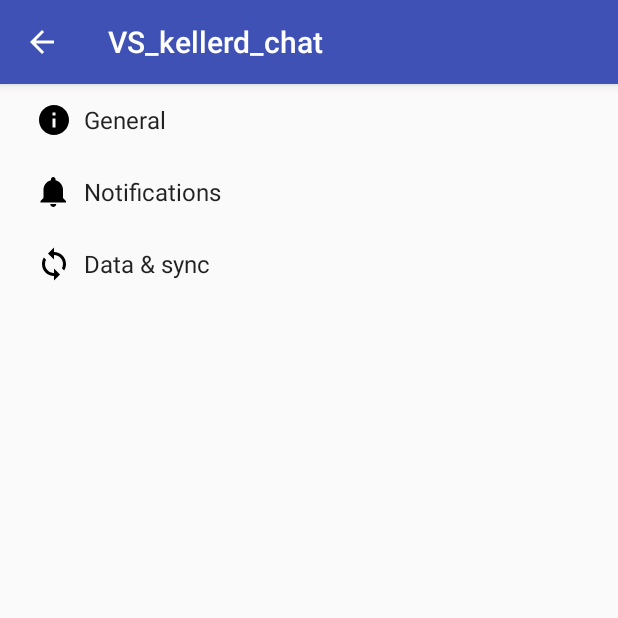
After one commit to phil9987/DistributedSystems16, an Android app: the SettingsActivity screen opened directly, with no data from a screen before it, on a phone screen of 412 x 824 dp, the top half of it. The commit adds this screen. Run offline under Robolectric (Android 15) with nearby library versions, the phone set to English and light mode, and no system bars.

Commit message:
Add ChatActivity & SettingsActivity

```diff
--- a/Assignment_3/vs-kellerd-chat/app/build.gradle
+++ b/Assignment_3/vs-kellerd-chat/app/build.gradle
@@ -25,7 +25,8 @@
         exclude group: 'com.android.support', module: 'support-annotations'
     })
     compile 'com.android.support:appcompat-v7:24.2.1'
+    compile 'com.android.support.constraint:constraint-layout:1.0.0-alpha7'
+    compile 'com.android.support:design:24.2.1'
+    compile 'com.android.support:support-v4:24.2.1'
     testCompile 'junit:junit:4.12'
-    compile 'com.android.support.constraint:constraint-layout:1.0.0-alpha7'
-    compile 'com.android.support:design:24.0.0'
 }
--- a/Assignment_3/vs-kellerd-chat/app/src/main/AndroidManifest.xml
+++ b/Assignment_3/vs-kellerd-chat/app/src/main/AndroidManifest.xml
@@ -15,6 +15,8 @@
                 <category android:name="android.intent.category.LAUNCHER" />
             </intent-filter>
         </activity>
+        <activity android:name=".ChatActivity"></activity>
+        <activity android:name=".SettingsActivity"></activity>
     </application>
 
 </manifest>
--- /dev/null
+++ b/Assignment_3/vs-kellerd-chat/app/src/main/java/ch/ethz/inf/vs/a3/message/AppCompatPreferenceActivity.java
@@ -0,0 +1,109 @@
+package ch.ethz.inf.vs.a3.message;
+
+import android.content.res.Configuration;
+import android.os.Bundle;
+import android.preference.PreferenceActivity;
+import android.support.annotation.LayoutRes;
+import android.support.annotation.Nullable;
+import android.support.v7.app.ActionBar;
+import android.support.v7.app.AppCompatDelegate;
+import android.support.v7.widget.Toolbar;
+import android.view.MenuInflater;
+import android.view.View;
+import android.view.ViewGroup;
+
+/**
+ * A {@link android.preference.PreferenceActivity} which implements and proxies the necessary calls
+ * to be used with AppCompat.
+ */
+public abstract class AppCompatPreferenceActivity extends PreferenceActivity {
+
+    private AppCompatDelegate mDelegate;
+
+    @Override
+    protected void onCreate(Bundle savedInstanceState) {
+        getDelegate().installViewFactory();
+        getDelegate().onCreate(savedInstanceState);
+        super.onCreate(savedInstanceState);
+    }
+
+    @Override
+    protected void onPostCreate(Bundle savedInstanceState) {
+        super.onPostCreate(savedInstanceState);
+        getDelegate().onPostCreate(savedInstanceState);
+    }
+
+    public ActionBar getSupportActionBar() {
+        return getDelegate().getSupportActionBar();
+    }
+
+    public void setSupportActionBar(@Nullable Toolbar toolbar) {
+        getDelegate().setSupportActionBar(toolbar);
+    }
+
+    @Override
+    public MenuInflater getMenuInflater() {
+        return getDelegate().getMenuInflater();
+    }
+
+    @Override
+    public void setContentView(@LayoutRes int layoutResID) {
+        getDelegate().setContentView(layoutResID);
+    }
+
+    @Override
+    public void setContentView(View view) {
+        getDelegate().setContentView(view);
+    }
+
+    @Override
+    public void setContentView(View view, ViewGroup.LayoutParams params) {
+        getDelegate().setContentView(view, params);
+    }
+
+    @Override
+    public void addContentView(View view, ViewGroup.LayoutParams params) {
+        getDelegate().addContentView(view, params);
+    }
+
+    @Override
+    protected void onPostResume() {
+        super.onPostResume();
+        getDelegate().onPostResume();
+    }
+
+    @Override
+    protected void onTitleChanged(CharSequence title, int color) {
+        super.onTitleChanged(title, color);
+        getDelegate().setTitle(title);
+    }
+
+    @Override
+    public void onConfigurationChanged(Configuration newConfig) {
+        super.onConfigurationChanged(newConfig);
+        getDelegate().onConfigurationChanged(newConfig);
+    }
+
+    @Override
+    protected void onStop() {
+        super.onStop();
+        getDelegate().onStop();
+    }
+
+    @Override
+    protected void onDestroy() {
+        super.onDestroy();
+        getDelegate().onDestroy();
+    }
+
+    public void invalidateOptionsMenu() {
+        getDelegate().invalidateOptionsMenu();
+    }
+
+    private AppCompatDelegate getDelegate() {
+        if (mDelegate == null) {
+            mDelegate = AppCompatDelegate.create(this, null);
+        }
+        return mDelegate;
+    }
+}
--- /dev/null
+++ b/Assignment_3/vs-kellerd-chat/app/src/main/res/drawable/ic_info_black_24dp.xml
@@ -0,0 +1,9 @@
+<vector xmlns:android="http://schemas.android.com/apk/res/android"
+    android:width="24dp"
+    android:height="24dp"
+    android:viewportHeight="24.0"
+    android:viewportWidth="24.0">
+    <path
+        android:fillColor="#FF000000"
+        android:pathData="M12,2C6.48,2 2,6.48 2,12s4.48,10 10,10 10,-4.48 10,-10S17.52,2 12,2zm1,15h-2v-6h2v6zm0,-8h-2V7h2v2z" />
+</vector>
--- /dev/null
+++ b/Assignment_3/vs-kellerd-chat/app/src/main/res/drawable/ic_notifications_black_24dp.xml
@@ -0,0 +1,9 @@
+<vector xmlns:android="http://schemas.android.com/apk/res/android"
+    android:width="24dp"
+    android:height="24dp"
+    android:viewportHeight="24.0"
+    android:viewportWidth="24.0">
+    <path
+        android:fillColor="#FF000000"
+        android:pathData="M11.5,22c1.1,0 2,-0.9 2,-2h-4c0,1.1 0.9,2 2,2zm6.5,-6v-5.5c0,-3.07 -2.13,-5.64 -5,-6.32V3.5c0,-0.83 -0.67,-1.5 -1.5,-1.5S10,2.67 10,3.5v0.68c-2.87,0.68 -5,3.25 -5,6.32V16l-2,2v1h17v-1l-2,-2z" />
+</vector>
--- /dev/null
+++ b/Assignment_3/vs-kellerd-chat/app/src/main/res/drawable/ic_sync_black_24dp.xml
@@ -0,0 +1,9 @@
+<vector xmlns:android="http://schemas.android.com/apk/res/android"
+    android:width="24dp"
+    android:height="24dp"
+    android:viewportHeight="24.0"
+    android:viewportWidth="24.0">
+    <path
+        android:fillColor="#FF000000"
+        android:pathData="M12 4V1L8 5l4 4V6c3.31 0 6 2.69 6 6 0 1.01,-.25 1.97,-.7 2.8l1.46 1.46C19.54 15.03 20 13.57 20 12c0,-4.42,-3.58,-8,-8,-8zm0 14c-3.31 0,-6,-2.69,-6,-6 0,-1.01.25,-1.97.7,-2.8L5.24 7.74C4.46 8.97 4 10.43 4 12c0 4.42 3.58 8 8 8v3l4,-4,-4,-4v3z" />
+</vector>
--- a/Assignment_3/vs-kellerd-chat/app/src/main/res/layout/activity_main.xml
+++ b/Assignment_3/vs-kellerd-chat/app/src/main/res/layout/activity_main.xml
@@ -27,11 +27,13 @@
         android:id="@+id/join_button"
         android:layout_width="match_parent"
         android:layout_height="wrap_content"
-        android:text="@string/join_button" />
+        android:text="@string/join_button"
+        android:onClick="onJoinButtonClick" />
 
     <Button
         android:id="@+id/settings_button"
         android:layout_width="match_parent"
         android:layout_height="wrap_content"
-        android:text="@string/settings_button" />
+        android:text="@string/settings_button"
+        android:onClick="onSettingsButtonClick" />
 </LinearLayout>
--- a/Assignment_3/vs-kellerd-chat/app/src/main/res/values/strings.xml
+++ b/Assignment_3/vs-kellerd-chat/app/src/main/res/values/strings.xml
@@ -3,4 +3,77 @@
     <string name="username_label">Username</string>
     <string name="join_button">Join</string>
     <string name="settings_button">Settings</string>
+    <string name="title_activity_settings">Settings</string>
+
+    <!-- Strings related to Settings -->
+
+    <!-- Example General settings -->
+    <string name="pref_header_general">General</string>
+
+    <string name="pref_title_social_recommendations">Enable social recommendations</string>
+    <string name="pref_description_social_recommendations">Recommendations for people to contact
+        based on your message history
+    </string>
+
+    <string name="pref_title_display_name">Display name</string>
+    <string name="pref_default_display_name">John Smith</string>
+
+    <string name="pref_title_add_friends_to_messages">Add friends to messages</string>
+    <string-array name="pref_example_list_titles">
+        <item>Always</item>
+        <item>When possible</item>
+        <item>Never</item>
+    </string-array>
+    <string-array name="pref_example_list_values">
+        <item>1</item>
+        <item>0</item>
+        <item>-1</item>
+    </string-array>
+
+    <!-- Example settings for Data & Sync -->
+    <string name="pref_header_data_sync">Data &amp; sync</string>
+
+    <string name="pref_title_sync_frequency">Sync frequency</string>
+    <string-array name="pref_sync_frequency_titles">
+        <item>15 minutes</item>
+        <item>30 minutes</item>
+        <item>1 hour</item>
+        <item>3 hours</item>
+        <item>6 hours</item>
+        <item>Never</item>
+    </string-array>
+    <string-array name="pref_sync_frequency_values">
+        <item>15</item>
+        <item>30</item>
+        <item>60</item>
+        <item>180</item>
+        <item>360</item>
+        <item>-1</item>
+    </string-array>
+
+    <string-array name="list_preference_entries">
+        <item>Entry 1</item>
+        <item>Entry 2</item>
+        <item>Entry 3</item>
+    </string-array>
+
+    <string-array name="list_preference_entry_values">
+        <item>1</item>
+        <item>2</item>
+        <item>3</item>
+    </string-array>
+
+    <string-array name="multi_select_list_preference_default_value" />
+
+    <string name="pref_title_system_sync_settings">System sync settings</string>
+
+    <!-- Example settings for Notifications -->
+    <string name="pref_header_notifications">Notifications</string>
+
+    <string name="pref_title_new_message_notifications">New message notifications</string>
+
+    <string name="pref_title_ringtone">Ringtone</string>
+    <string name="pref_ringtone_silent">Silent</string>
+
+    <string name="pref_title_vibrate">Vibrate</string>
 </resources>
--- /dev/null
+++ b/Assignment_3/vs-kellerd-chat/app/src/main/res/xml/pref_data_sync.xml
@@ -0,0 +1,21 @@
+<PreferenceScreen xmlns:android="http://schemas.android.com/apk/res/android">
+
+    <!-- NOTE: Hide buttons to simplify the UI. Users can touch outside the dialog to
+         dismiss it. -->
+    <!-- NOTE: ListPreference's summary should be set to its value by the activity code. -->
+    <ListPreference
+        android:defaultValue="180"
+        android:entries="@array/pref_sync_frequency_titles"
+        android:entryValues="@array/pref_sync_frequency_values"
+        android:key="sync_frequency"
+        android:negativeButtonText="@null"
+        android:positiveButtonText="@null"
+        android:title="@string/pref_title_sync_frequency" />
+
+    <!-- This preference simply launches an intent when selected. Use this UI sparingly, per
+         design guidelines. -->
+    <Preference android:title="@string/pref_title_system_sync_settings">
+        <intent android:action="android.settings.SYNC_SETTINGS" />
+    </Preference>
+
+</PreferenceScreen>
--- /dev/null
+++ b/Assignment_3/vs-kellerd-chat/app/src/main/res/xml/pref_general.xml
@@ -0,0 +1,33 @@
+<PreferenceScreen xmlns:android="http://schemas.android.com/apk/res/android">
+
+    <SwitchPreference
+        android:defaultValue="true"
+        android:key="example_switch"
+        android:summary="@string/pref_description_social_recommendations"
+        android:title="@string/pref_title_social_recommendations" />
+
+    <!-- NOTE: EditTextPreference accepts EditText attributes. -->
+    <!-- NOTE: EditTextPreference's summary should be set to its value by the activity code. -->
+    <EditTextPreference
+        android:capitalize="words"
+        android:defaultValue="@string/pref_default_display_name"
+        android:inputType="textCapWords"
+        android:key="example_text"
+        android:maxLines="1"
+        android:selectAllOnFocus="true"
+        android:singleLine="true"
+        android:title="@string/pref_title_display_name" />
+
+    <!-- NOTE: Hide buttons to simplify the UI. Users can touch outside the dialog to
+         dismiss it. -->
+    <!-- NOTE: ListPreference's summary should be set to its value by the activity code. -->
+    <ListPreference
+        android:defaultValue="-1"
+        android:entries="@array/pref_example_list_titles"
+        android:entryValues="@array/pref_example_list_values"
+        android:key="example_list"
+        android:negativeButtonText="@null"
+        android:positiveButtonText="@null"
+        android:title="@string/pref_title_add_friends_to_messages" />
+
+</PreferenceScreen>
--- /dev/null
+++ b/Assignment_3/vs-kellerd-chat/app/src/main/res/xml/pref_headers.xml
@@ -0,0 +1,20 @@
+<preference-headers xmlns:android="http://schemas.android.com/apk/res/android">
+
+    <!-- These settings headers are only used on tablets. -->
+
+    <header
+        android:fragment="ch.ethz.inf.vs.a3.kellerd.chat.SettingsActivity$GeneralPreferenceFragment"
+        android:icon="@drawable/ic_info_black_24dp"
+        android:title="@string/pref_header_general" />
+
+    <header
+        android:fragment="ch.ethz.inf.vs.a3.kellerd.chat.SettingsActivity$NotificationPreferenceFragment"
+        android:icon="@drawable/ic_notifications_black_24dp"
+        android:title="@string/pref_header_notifications" />
+
+    <header
+        android:fragment="ch.ethz.inf.vs.a3.kellerd.chat.SettingsActivity$DataSyncPreferenceFragment"
+        android:icon="@drawable/ic_sync_black_24dp"
+        android:title="@string/pref_header_data_sync" />
+
+</preference-headers>
--- /dev/null
+++ b/Assignment_3/vs-kellerd-chat/app/src/main/res/xml/pref_notification.xml
@@ -0,0 +1,27 @@
+<PreferenceScreen xmlns:android="http://schemas.android.com/apk/res/android">
+
+    <!-- A 'parent' preference, which enables/disables child preferences (below)
+         when checked/unchecked. -->
+    <SwitchPreference
+        android:defaultValue="true"
+        android:key="notifications_new_message"
+        android:title="@string/pref_title_new_message_notifications" />
+
+    <!-- Allows the user to choose a ringtone in the 'notification' category. -->
+    <!-- NOTE: This preference will be enabled only when the checkbox above is checked. -->
+    <!-- NOTE: RingtonePreference's summary should be set to its value by the activity code. -->
+    <RingtonePreference
+        android:defaultValue="content://settings/system/notification_sound"
+        android:dependency="notifications_new_message"
+        android:key="notifications_new_message_ringtone"
+        android:ringtoneType="notification"
+        android:title="@string/pref_title_ringtone" />
+
+    <!-- NOTE: This preference will be enabled only when the checkbox above is checked. -->
+    <SwitchPreference
+        android:defaultValue="true"
+        android:dependency="notifications_new_message"
+        android:key="notifications_new_message_vibrate"
+        android:title="@string/pref_title_vibrate" />
+
+</PreferenceScreen>
```
Also changed, not shown: Assignment_3/vs-kellerd-chat/app/src/main/java/ch/ethz/inf/vs/a3/kellerd/chat/ChatActivity.java (added, +13 -0 lines), Assignment_3/vs-kellerd-chat/app/src/main/java/ch/ethz/inf/vs/a3/kellerd/chat/MainActivity.java (+12 -0 lines), Assignment_3/vs-kellerd-chat/app/src/main/java/ch/ethz/inf/vs/a3/kellerd/chat/SettingsActivity.java (added, +256 -0 lines), Assignment_3/vs-kellerd-chat/app/src/main/res/layout/activity_chat.xml (added, +13 -0 lines).
